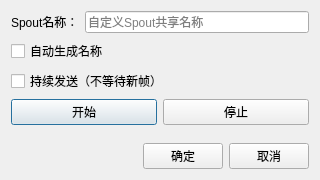
This is source/ui/win-spout-output-settings.ui in yangwu1017/obs-spout2-plugin as Qt 5 draws it before an edit. The edited form follows.
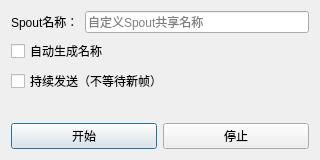
This is the edited form.

Commit message:
Adjust window height and clean up layout
Reduced the height of the output settings window and removed unnecessary spacers and buttons.

Diff of the .ui file:
```diff
--- a/source/ui/win-spout-output-settings.ui
+++ b/source/ui/win-spout-output-settings.ui
@@ -7,7 +7,7 @@
     <x>0</x>
     <y>0</y>
     <width>320</width>
-    <height>180</height>
+    <height>160</height>
    </rect>
   </property>
   <property name="windowTitle">
@@ -64,50 +64,6 @@
      </item>
     </layout>
    </item>
-   <item>
-    <spacer name="verticalSpacer">
-     <property name="orientation">
-      <enum>Qt::Vertical</enum>
-     </property>
-     <property name="sizeHint" stdset="0">
-      <size>
-       <width>20</width>
-       <height>20</height>
-      </size>
-     </property>
-    </spacer>
-   </item>
-   <item>
-    <layout class="QHBoxLayout" name="horizontalLayout">
-     <item>
-      <spacer name="horizontalSpacer">
-       <property name="orientation">
-        <enum>Qt::Horizontal</enum>
-       </property>
-       <property name="sizeHint" stdset="0">
-        <size>
-         <width>40</width>
-         <height>20</height>
-        </size>
-       </property>
-      </spacer>
-     </item>
-     <item>
-      <widget class="QPushButton" name="pushButton_ok">
-       <property name="text">
-        <string>确定</string>
-       </property>
-      </widget>
-     </item>
-     <item>
-      <widget class="QPushButton" name="pushButton_cancel">
-       <property name="text">
-        <string>取消</string>
-       </property>
-      </widget>
-     </item>
-    </layout>
-   </item>
   </layout>
  </widget>
  <resources/>
```
